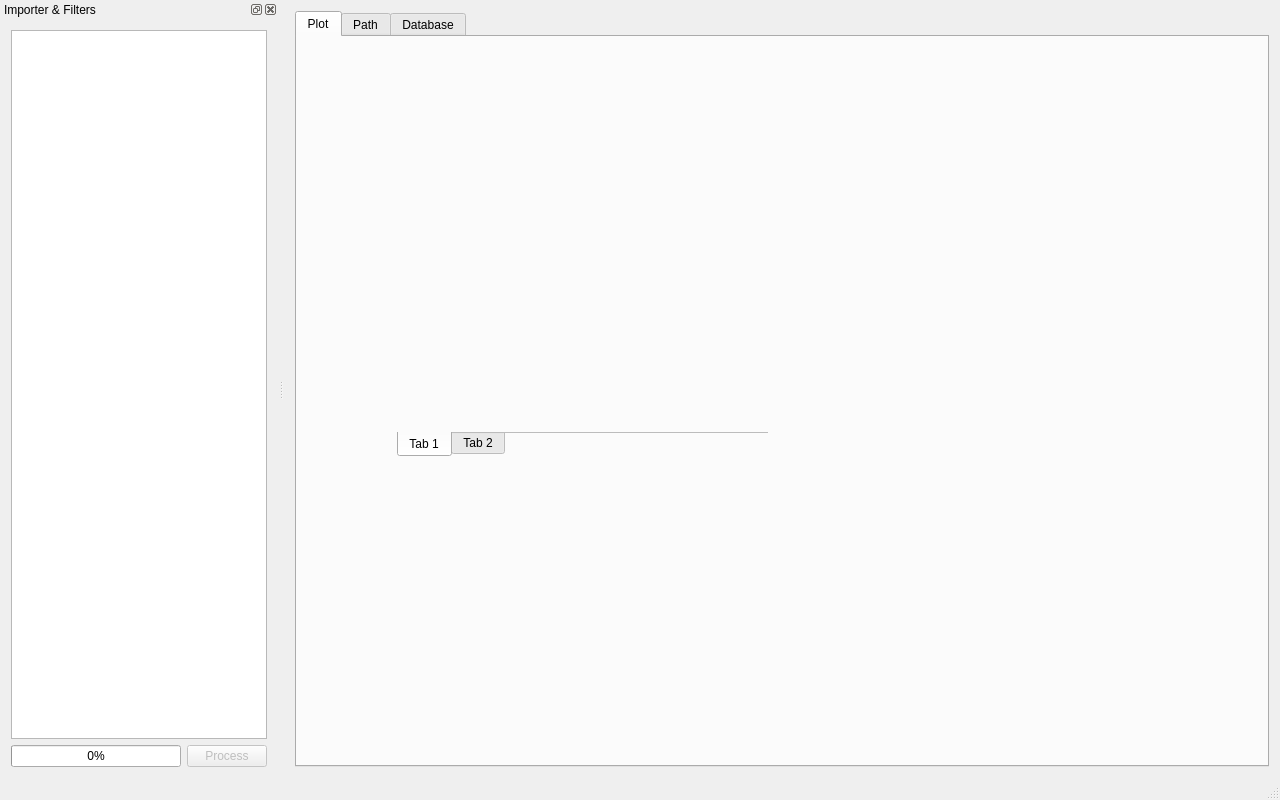
Qt form mainwindow.ui (BugenZhao/MTAnalyzer) before a commit.
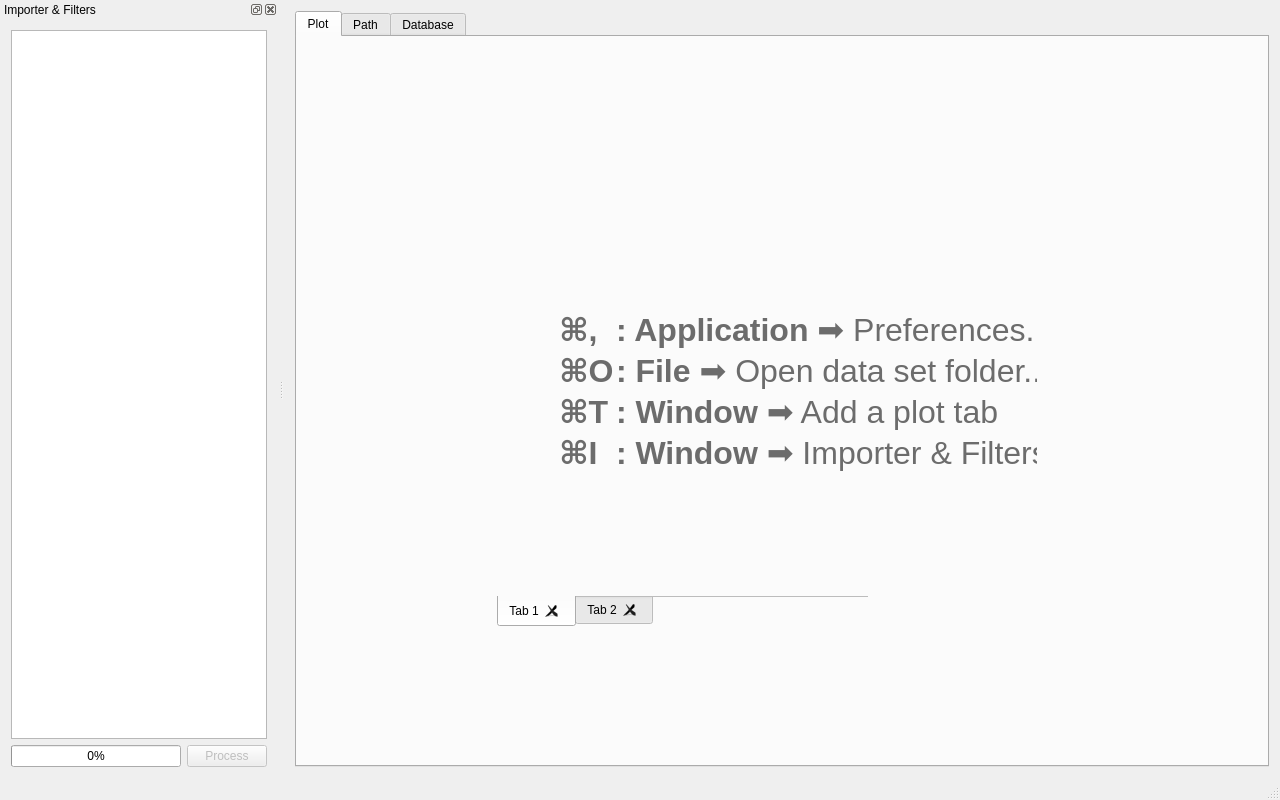
The same form after that commit.

Commit message: 2019.12.7 Better plot & Multi tabs & Preferences & Hints

Diff of the .ui file:
```diff
--- a/mainwindow.ui
+++ b/mainwindow.ui
@@ -14,7 +14,7 @@
    <string>Metro Traffic Analyzer</string>
   </property>
   <widget class="QWidget" name="centralWidget">
-   <layout class="QHBoxLayout" name="horizontalLayout_2">
+   <layout class="QVBoxLayout" name="verticalLayout">
     <item>
      <widget class="QTabWidget" name="tabs">
       <property name="sizePolicy">
@@ -36,8 +36,8 @@
         </property>
         <property name="geometry">
          <rect>
-          <x>100</x>
-          <y>340</y>
+          <x>200</x>
+          <y>510</y>
           <width>371</width>
           <height>80</height>
          </rect>
@@ -70,13 +70,13 @@
          <enum>Qt::ElideRight</enum>
         </property>
         <property name="usesScrollButtons">
-         <bool>false</bool>
+         <bool>true</bool>
         </property>
         <property name="documentMode">
          <bool>true</bool>
         </property>
         <property name="tabsClosable">
-         <bool>false</bool>
+         <bool>true</bool>
         </property>
         <property name="movable">
          <bool>true</bool>
@@ -95,6 +95,42 @@
          </attribute>
         </widget>
        </widget>
+       <widget class="QLabel" name="hintLabel">
+        <property name="geometry">
+         <rect>
+          <x>260</x>
+          <y>270</y>
+          <width>480</width>
+          <height>171</height>
+         </rect>
+        </property>
+        <property name="sizePolicy">
+         <sizepolicy hsizetype="Expanding" vsizetype="Expanding">
+          <horstretch>0</horstretch>
+          <verstretch>0</verstretch>
+         </sizepolicy>
+        </property>
+        <property name="autoFillBackground">
+         <bool>false</bool>
+        </property>
+        <property name="text">
+         <string>&lt;html&gt;&lt;head/&gt;&lt;body&gt;&lt;table border=&quot;0&quot; style=&quot; margin-top:0px; margin-bottom:0px; margin-left:0px; margin-right:0px;&quot; align=&quot;center&quot; cellspacing=&quot;2&quot; cellpadding=&quot;0&quot;&gt;&lt;tr&gt;&lt;td&gt;&lt;p&gt;&lt;span style=&quot; font-size:24pt; font-weight:600; color:#6c6c6c;&quot;&gt;⌘,&lt;/span&gt;&lt;/p&gt;&lt;/td&gt;&lt;td&gt;&lt;p&gt;&lt;span style=&quot; font-size:24pt; font-weight:600; color:#6c6c6c;&quot;&gt;: Application&lt;/span&gt;&lt;span style=&quot; font-size:24pt; color:#6c6c6c;&quot;&gt; ➡️ Preferences...&lt;/span&gt;&lt;/p&gt;&lt;/td&gt;&lt;/tr&gt;&lt;tr&gt;&lt;td&gt;&lt;p&gt;&lt;span style=&quot; font-size:24pt; font-weight:600; color:#6c6c6c;&quot;&gt;⌘O&lt;/span&gt;&lt;/p&gt;&lt;/td&gt;&lt;td&gt;&lt;p&gt;&lt;span style=&quot; font-size:24pt; font-weight:600; color:#6c6c6c;&quot;&gt;: File&lt;/span&gt;&lt;span style=&quot; font-size:24pt; color:#6c6c6c;&quot;&gt; ➡️ Open data set folder...&lt;/span&gt;&lt;/p&gt;&lt;/td&gt;&lt;/tr&gt;&lt;tr&gt;&lt;td&gt;&lt;p&gt;&lt;span style=&quot; font-size:24pt; font-weight:600; color:#6c6c6c;&quot;&gt;⌘T&lt;/span&gt;&lt;/p&gt;&lt;/td&gt;&lt;td&gt;&lt;p&gt;&lt;span style=&quot; font-size:24pt; font-weight:600; color:#6c6c6c;&quot;&gt;: Window &lt;/span&gt;&lt;span style=&quot; font-size:24pt; color:#6c6c6c;&quot;&gt;➡️ Add a plot tab&lt;/span&gt;&lt;/p&gt;&lt;/td&gt;&lt;/tr&gt;&lt;tr&gt;&lt;td&gt;&lt;p&gt;&lt;span style=&quot; font-size:24pt; font-weight:600; color:#6c6c6c;&quot;&gt;⌘I&lt;/span&gt;&lt;/p&gt;&lt;/td&gt;&lt;td&gt;&lt;p&gt;&lt;span style=&quot; font-size:24pt; font-weight:600; color:#6c6c6c;&quot;&gt;: Window&lt;/span&gt;&lt;span style=&quot; font-size:24pt; color:#6c6c6c;&quot;&gt; ➡️ Importer &amp;amp; Filters&lt;/span&gt;&lt;/p&gt;&lt;/td&gt;&lt;/tr&gt;&lt;/table&gt;&lt;/body&gt;&lt;/html&gt;</string>
+        </property>
+        <property name="textFormat">
+         <enum>Qt::RichText</enum>
+        </property>
+        <property name="scaledContents">
+         <bool>false</bool>
+        </property>
+        <property name="alignment">
+         <set>Qt::AlignCenter</set>
+        </property>
+        <property name="indent">
+         <number>-1</number>
+        </property>
+       </widget>
+       <zorder>hintLabel</zorder>
+       <zorder>plotTabs</zorder>
       </widget>
       <widget class="QWidget" name="tab2">
        <attribute name="title">
```
Left out of the diff: 2 changed lines with no effect on the pictures. The commit also changes 16 other files.
